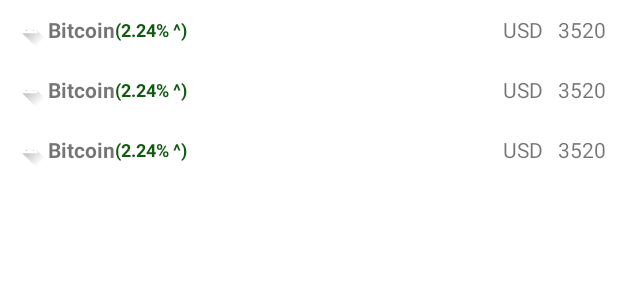
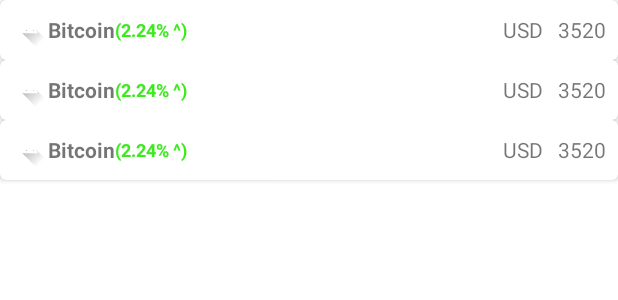
Before and after one commit to elicasama/cripto-visor, an Android app: the layout activity_main.xml on its own in the app's theme, with its tools: preview values and no code run, on a phone screen of 412 x 824 dp. Shown: the top 300 px of the screen. Run offline under Robolectric (Android 15) with nearby library versions, the phone set to English and light mode, and no system bars.

Commit message:
Se crea una cardView y se modifican los colores de alza y baja

```diff
--- a/app/src/main/res/layout/item_moneda.xml
+++ b/app/src/main/res/layout/item_moneda.xml
@@ -1,6 +1,17 @@
 <?xml version="1.0" encoding="utf-8"?>
-<LinearLayout xmlns:android="http://schemas.android.com/apk/res/android"
+
+<androidx.cardview.widget.CardView
+    xmlns:android="http://schemas.android.com/apk/res/android"
     xmlns:tools="http://schemas.android.com/tools"
+    xmlns:card_view="http://schemas.android.com/apk/res-auto"
+    android:id="@+id/card_view"
+    android:layout_width="match_parent"
+    android:layout_height="wrap_content"
+    card_view:cardCornerRadius="4dp"
+    android:padding="30dp"
+    >
+
+<LinearLayout
     android:layout_width="match_parent"
     android:layout_height="wrap_content"
     android:orientation="horizontal"
@@ -48,3 +59,4 @@
         tools:text="3520" />
 
 </LinearLayout>
+</androidx.cardview.widget.CardView>
--- a/app/src/main/res/values/colors.xml
+++ b/app/src/main/res/values/colors.xml
@@ -7,7 +7,9 @@
     <color name="teal_700">#FF018786</color>
     <color name="black">#FF000000</color>
     <color name="white">#FFFFFFFF</color>
+    <color name="shadow">#E6E6E6</color>
 
-    <color name="alza">#125A12</color>
-    <color name="baja">#832E2E</color>
+
+    <color name="alza">#3DEA20</color>
+    <color name="baja">#EA2809</color>
 </resources>
```
